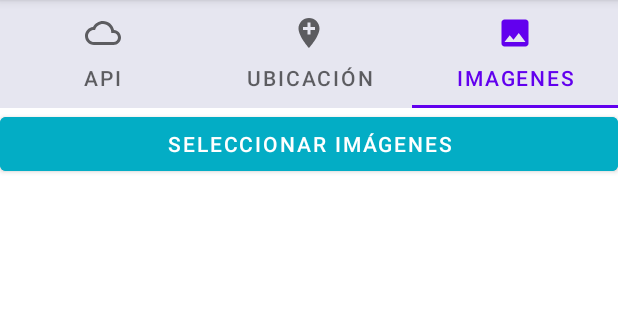
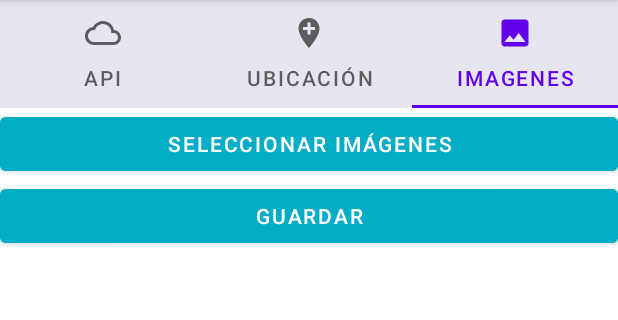
Before and after one commit to IsraelAbielRC/MiExamen, an Android app: the screen it shows after launch (tab), tab 3 chosen, on a phone screen of 412 x 824 dp, the part 84-404 px from its top. Run offline under Robolectric (Android 15) with nearby library versions, the phone set to English and light mode, and no system bars.

Commit message:
Storage Image in fireBase

```diff
--- a/app/build.gradle
+++ b/app/build.gradle
@@ -34,7 +34,11 @@ dependencies {
     implementation 'com.google.android.material:material:1.2.1'
     implementation 'androidx.constraintlayout:constraintlayout:2.0.4'
     implementation 'androidx.legacy:legacy-support-v4:1.0.0'
+    implementation 'com.google.firebase:firebase-storage:19.1.1'
     testImplementation 'junit:junit:4.+'
     androidTestImplementation 'androidx.test.ext:junit:1.1.2'
     androidTestImplementation 'androidx.test.espresso:espresso-core:3.3.0'
+    implementation platform('com.google.firebase:firebase-bom:26.1.1')
+    implementation 'com.google.firebase:firebase-core:9.6.1'
 }
+apply plugin: 'com.google.gms.google-services'
--- a/app/src/main/java/com/abiel/abiel/tab.java
+++ b/app/src/main/java/com/abiel/abiel/tab.java
@@ -16,6 +16,7 @@ import com.abiel.abiel.Controller.GridViewAdapter;
 import com.abiel.abiel.Controller.PagerController;
 import com.google.android.material.tabs.TabItem;
 import com.google.android.material.tabs.TabLayout;
+import com.google.firebase.FirebaseApp;
 
 import java.util.ArrayList;
 import java.util.List;
@@ -30,6 +31,7 @@ public class tab extends AppCompatActivity {
     @Override
     protected void onCreate(Bundle savedInstanceState) {
         super.onCreate(savedInstanceState);
+
         setContentView(R.layout.activity_tab);
         _tabLayout = findViewById(R.id.tablayout);
         _tabApi = findViewById(R.id.tabapi);
--- a/app/src/main/res/layout/fragment_imagenes.xml
+++ b/app/src/main/res/layout/fragment_imagenes.xml
@@ -15,6 +15,13 @@
             android:text="@string/btnGalaria"
             android:backgroundTint="@color/btnColor"
             />
+        <Button
+            android:id="@+id/btnSave"
+            android:layout_width="match_parent"
+            android:layout_height="wrap_content"
+            android:text="@string/btnSave"
+            android:backgroundTint="@color/btnColor"
+            />
         <GridView
             android:id="@+id/gvColeccion"
             android:layout_width="match_parent"
@@ -24,5 +31,6 @@
             android:numColumns="3"
             android:verticalSpacing="5dp"
             />
+
     </LinearLayout>
 </FrameLayout>
--- a/app/src/main/res/values/strings.xml
+++ b/app/src/main/res/values/strings.xml
@@ -3,4 +3,5 @@
     <!-- TODO: Remove or change this placeholder text -->
     <string name="hello_blank_fragment">Hello blank fragment</string>
     <string name="btnGalaria">Seleccionar Imágenes</string>
+    <string name="btnSave">Guardar</string>
 </resources>
--- a/build.gradle
+++ b/build.gradle
@@ -6,7 +6,7 @@ buildscript {
     }
     dependencies {
         classpath "com.android.tools.build:gradle:4.1.1"
-
+        classpath 'com.google.gms:google-services:4.3.4'
         // NOTE: Do not place your application dependencies here; they belong
         // in the individual module build.gradle files
     }
```
Also changed, not shown: app/src/main/java/com/abiel/abiel/Controller/imagenes.java (+28 -1 lines), 1 other file.
